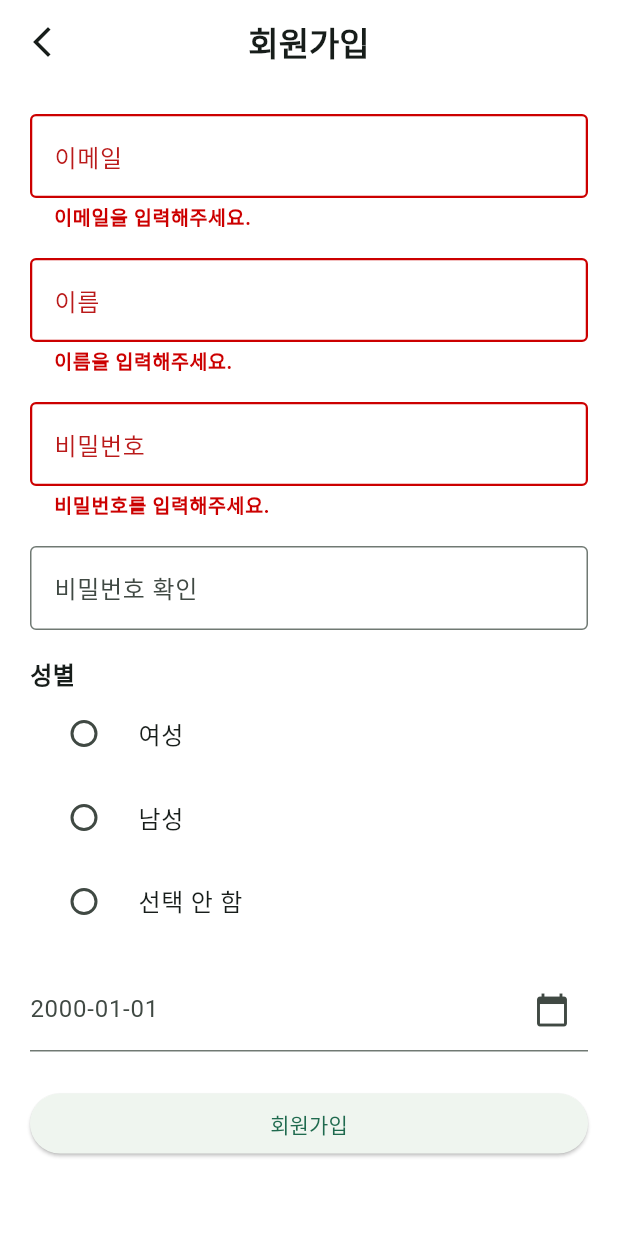
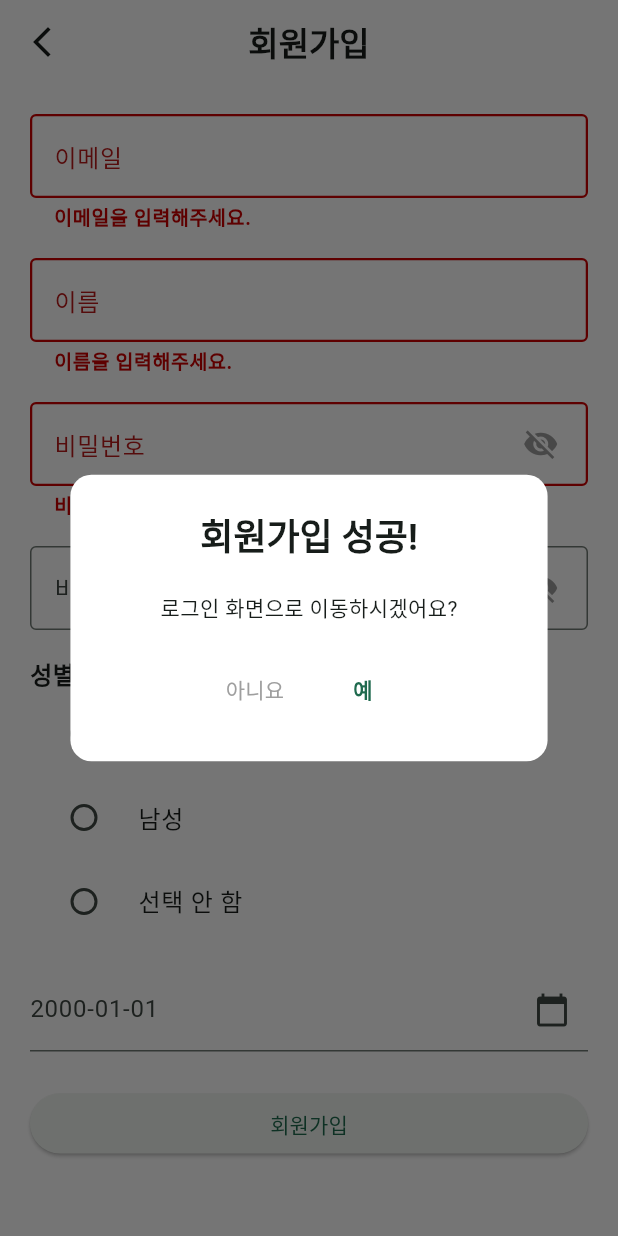
Before and after one commit to book2002/book-FE, a Flutter app: the SignupPage screen opened directly, after a tap on "회원가입", on a phone screen of 412 x 824 dp. Run offline on Flutter 3.47's test engine with Material 3 defaults, Android fonts, the phone set to English and light mode, and no system bars; network calls fail.

Commit message:
chore: 회원가입 후 로직 정리
- 비밀번호 숨김/표시 상태 전환 기능 추가
- 회원가입 성공 후 다이얼로그 호출로 메인/로그인 화면으로 전환되게 정리

```diff
--- a/lib/signup_page.dart
+++ b/lib/signup_page.dart
@@ -1,5 +1,6 @@
 import 'package:flutter/material.dart';
 import 'package:flutter/cupertino.dart';
+import 'package:flutter_app/main.dart';
 import 'package:intl/intl.dart';          //DateFormat 사용을 위한 intl 패키지
 //flutter pub add intl로 다운로드 후 사용
 
@@ -57,11 +58,72 @@ class _SignupPageState extends State<SignupPage> {
 
   bool _isLoading = false; // 로딩 상태 표시용
 
+  // 비밀번호 숨김/표시 상태 변수 추가
+  bool _isPasswordObscured = true;
+  bool _isConfirmPasswordObscured = true;
+
   //라디오 버튼 초기값 설정
   String? _sexValue;        //? -> null 값 허용, null 초기화
 
   //생년월일 저장 변수
   DateTime? _dateTime;
+
+  //회원가입 성공 시 호출할 다이얼로그 함수
+  Future<void> _showSignupSuccessDialog() async {
+    //async 작업 후 context 사용 시, 위젯이 여전히 마운트되어 있는지 확인
+    if (!mounted) return;
+
+    showDialog(
+      context: context,
+      barrierDismissible: false,    //바깥쪽 탭해도 닫히지 않게 설정
+      builder: (BuildContext dialogContext) {
+        return AlertDialog(
+          // 둥근 모서리
+          shape: RoundedRectangleBorder(
+            borderRadius: BorderRadius.circular(14.0),
+          ),
+          backgroundColor: Colors.white, // 배경 하얗게
+          contentPadding: EdgeInsets.symmetric(horizontal: 60, vertical: 20),
+          title: const Text(
+            "회원가입 성공!",
+            textAlign: TextAlign.center,
+            style: TextStyle(fontWeight: FontWeight.bold),
+          ),
+          content: const Text(
+            "로그인 화면으로 이동하시겠어요?",
+            textAlign: TextAlign.center,
+          ),
+          actionsAlignment: MainAxisAlignment.center, // 버튼 중앙 정렬
+          actions: [
+            // "아니요" 버튼
+            TextButton(
+              child: const Text("아니요", style: TextStyle(color: Colors.grey)),
+              onPressed: () {
+                // 1. 다이얼로그만 닫기
+                Navigator.of(dialogContext).pop();
+
+                // 2. 홈 화면 이동
+                // popUntil 사용 -> 스택 맨 밑의 메인 화면으로 돌아감
+                // route.isFirst = 스택 맨 밑의 메인 화면
+                Navigator.of(context).popUntil((route) => route.isFirst);
+              },
+            ),
+            // "예" 버튼
+            TextButton(
+              child: const Text("예", style: TextStyle(fontWeight: FontWeight.bold)),
+              onPressed: () {
+                // 1. 다이얼로그 닫기
+                Navigator.of(dialogContext).pop();
+
+                // 2. 회원가입창을 닫고 로그인 페이지로 이동
+                Navigator.of(context).pop();
+              },
+            ),
+          ]
+        );
+      },
+    );
+  }
 
   void _showCupertinoDatePicker(BuildContext context) async {
     DateTime tempPickedDate = _dateTime ?? DateTime(2000);    //임시 날짜 저장
@@ -140,7 +202,6 @@ class _SignupPageState extends State<SignupPage> {
 
   @override
   void dispose() {
-    // TODO: implement dispose
     //메모리 누수 방지
     _emailController.dispose();
     _nameController.dispose();
@@ -151,6 +212,7 @@ class _SignupPageState extends State<SignupPage> {
   }
 
   Future<void> _signUp() async {
+    _showSignupSuccessDialog();
 
     final formState = _formKey.currentState;
     if (formState == null) {
@@ -196,24 +258,7 @@ class _SignupPageState extends State<SignupPage> {
       );
 
       if (response.statusCode == 200 || response.statusCode == 201) {
-        final data = jsonDecode(response.body);
-
-        final memberId = data["memberId"];
-        final status = data["status"];
-        final role = data["role"];
-        final createdAt = data["createdAt"];
-
-        ScaffoldMessenger.of(context).showSnackBar(
-          SnackBar(content: Text("회원가입 성공! $memberId $status $role $createdAt"))
-        );
-
-        Navigator.push(
-          context,
-          MaterialPageRoute(builder: (context)=>const LoginPage()),
-        );
-
-        // ✅ 필요 시 토큰 저장 (예: shared_preferences 이용)
-        // ✅ 새 유저라면 회원가입 추가 정보 페이지로 보내는 처리 가능
+        _showSignupSuccessDialog();   //회원가입 확인창
       } else {
         // 400 오류 등 다른 상태 코드 처리
         ScaffoldMessenger.of(context).showSnackBar(
@@ -338,30 +383,43 @@ class _SignupPageState extends State<SignupPage> {
               const SizedBox(height: 18,),
               TextFormField(
                 controller: _passwordController,
-                decoration: const InputDecoration(
+                obscureText: _isPasswordObscured,  //텍스트 가림 처리
+                decoration: InputDecoration(
                   labelText: "비밀번호",
-                  border: OutlineInputBorder(),
-                  focusedBorder: OutlineInputBorder(
+                  border: const OutlineInputBorder(),
+                  focusedBorder: const OutlineInputBorder(
                     borderSide: BorderSide(color: Color(0xFF00AA00), width: 1.8)
                   ),
 
                   //오류 시 테두리 style 지정
-                  errorBorder: OutlineInputBorder(
-                    borderSide: BorderSide(color: const Color(0xFFCC0000), width: 1.5)
+                  errorBorder: const OutlineInputBorder(
+                    borderSide: BorderSide(color: Color(0xFFCC0000), width: 1.5)
                   ),
-                  focusedErrorBorder: OutlineInputBorder(
-                    borderSide: BorderSide(color: const Color(0xFFCC0000), width: 2.5)
+                  focusedErrorBorder: const OutlineInputBorder(
+                    borderSide: BorderSide(color: Color(0xFFCC0000), width: 2.5)
                   ),
 
                   //오류 메시지 style 지정
-                  errorStyle: TextStyle(
-                    color: const Color(0xFFCC0000),
+                  errorStyle: const TextStyle(
+                    color: Color(0xFFCC0000),
                     fontSize: 13,
                     fontWeight: FontWeight.bold,
                   ),
 
+                  suffixIcon: IconButton(
+                    icon: Icon(
+                      _isPasswordObscured ? Icons.visibility_off : Icons.visibility,
+                      color: Colors.grey,
+                    ),
+                    onPressed: () {
+                      //setState 호출로 상태 변경
+                      setState(() {
+                        _isPasswordObscured = !_isPasswordObscured;
+                      });
+                    },
+                    padding: EdgeInsets.only(right: 15),
+                  )
                 ),
-                obscureText: true,  //텍스트 가림 처리
 
                 //사용자 입력이 유효한지 실시간으로 확인
                 validator: (value) {
@@ -378,29 +436,43 @@ class _SignupPageState extends State<SignupPage> {
               const SizedBox(height: 18,),
               TextFormField(
                 controller: _confirmPasswordController,
-                decoration: const InputDecoration(
+                obscureText: _isConfirmPasswordObscured,
+                decoration: InputDecoration(
                   labelText: "비밀번호 확인",
-                  border: OutlineInputBorder(),
-                  focusedBorder: OutlineInputBorder(
+                  border: const OutlineInputBorder(),
+                  focusedBorder: const OutlineInputBorder(
                     borderSide: BorderSide(color: Color(0xFF00AA00), width: 1.8)
                   ),
 
                   //오류 시 테두리 style 지정
-                  errorBorder: OutlineInputBorder(
-                    borderSide: BorderSide(color: const Color(0xFFCC0000), width: 1.5)
+                  errorBorder: const OutlineInputBorder(
+                    borderSide: BorderSide(color: Color(0xFFCC0000), width: 1.5)
                   ),
-                  focusedErrorBorder: OutlineInputBorder(
-                    borderSide: BorderSide(color: const Color(0xFFCC0000), width: 2.5)
+                  focusedErrorBorder: const OutlineInputBorder(
+                    borderSide: BorderSide(color: Color(0xFFCC0000), width: 2.5)
                   ),
 
                   //오류 메시지 style 지정
-                  errorStyle: TextStyle(
-                    color: const Color(0xFFCC0000),
+                  errorStyle: const TextStyle(
+                    color: Color(0xFFCC0000),
                     fontSize: 13,
                     fontWeight: FontWeight.bold,
                   ),
+
+                  suffixIcon: IconButton(
+                    icon: Icon(
+                      _isConfirmPasswordObscured ? Icons.visibility_off : Icons.visibility,
+                      color: Colors.grey,
+                    ),
+                    onPressed: () {
+                      //setState 호출로 상태 변경
+                      setState(() {
+                        _isConfirmPasswordObscured = !_isConfirmPasswordObscured;
+                      });
+                    },
+                    padding: EdgeInsets.only(right: 15),
+                  )
                 ),
-                obscureText: true,
 
                 validator: (value) {
                   if (value != _passwordController.text.trim()) {
```
